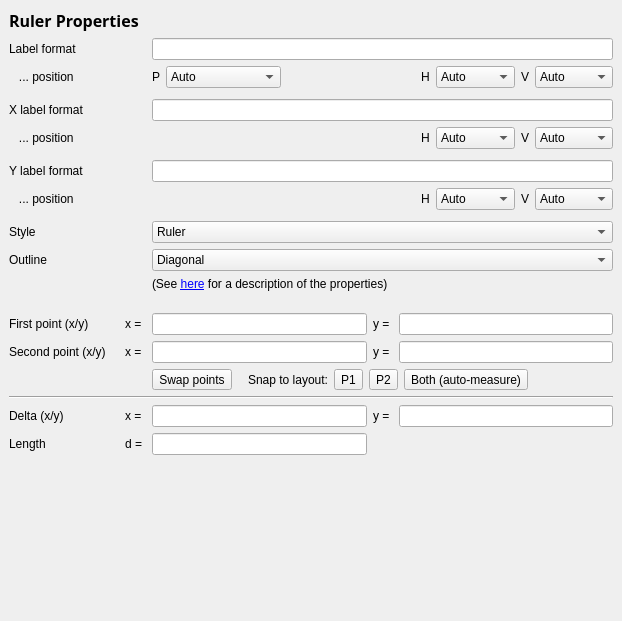
Above: src/ant/ant/RulerPropertiesPage.ui from KLayout/klayout before the change. Below: the same form after it.
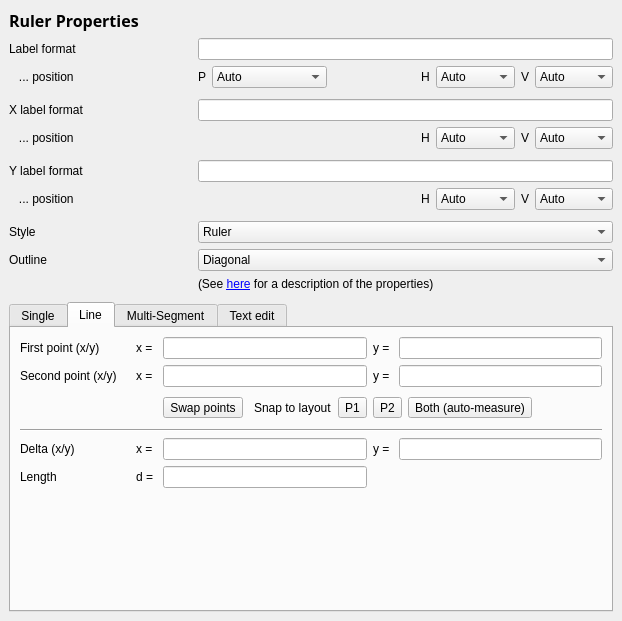
That is the form after the change.

Commit message: WIP: first steps towards multi-segment rulers

```diff
--- a/src/ant/ant/RulerPropertiesPage.ui
+++ b/src/ant/ant/RulerPropertiesPage.ui
@@ -13,10 +13,7 @@
   <property name="windowTitle">
    <string>Form</string>
   </property>
-  <layout class="QVBoxLayout">
-   <property name="spacing">
-    <number>6</number>
-   </property>
+  <layout class="QGridLayout" name="gridLayout_2">
    <property name="leftMargin">
     <number>9</number>
    </property>
@@ -29,7 +26,7 @@
    <property name="bottomMargin">
     <number>9</number>
    </property>
-   <item>
+   <item row="0" column="0">
     <widget class="QFrame" name="frame">
      <property name="frameShape">
       <enum>QFrame::NoFrame</enum>
@@ -53,13 +50,95 @@
       <property name="spacing">
        <number>6</number>
       </property>
-      <item row="15" column="0">
-       <widget class="QLabel" name="label_2">
+      <item row="4" column="0" colspan="2">
+       <widget class="QLabel" name="label_14">
         <property name="text">
-         <string>Second point (x/y)    </string>
+         <string>X label format</string>
         </property>
        </widget>
       </item>
+      <item row="3" column="0" colspan="4">
+       <spacer name="verticalSpacer">
+        <property name="orientation">
+         <enum>Qt::Vertical</enum>
+        </property>
+        <property name="sizeType">
+         <enum>QSizePolicy::Fixed</enum>
+        </property>
+        <property name="sizeHint" stdset="0">
+         <size>
+          <width>20</width>
+          <height>5</height>
+         </size>
+        </property>
+       </spacer>
+      </item>
+      <item row="1" column="2" colspan="2">
+       <widget class="QLineEdit" name="fmt_le"/>
+      </item>
+      <item row="4" column="2" colspan="2">
+       <widget class="QLineEdit" name="fmt_x_le"/>
+      </item>
+      <item row="1" column="0">
+       <widget class="QLabel" name="label_13">
+        <property name="text">
+         <string>Label format</string>
+        </property>
+       </widget>
+      </item>
+      <item row="7" column="0" colspan="2">
+       <widget class="QLabel" name="label_15">
+        <property name="text">
+         <string>Y label format</string>
+        </property>
+       </widget>
+      </item>
+      <item row="9" column="0" colspan="4">
+       <spacer name="verticalSpacer_3">
+        <property name="orientation">
+         <enum>Qt::Vertical</enum>
+        </property>
+        <property name="sizeType">
+         <enum>QSizePolicy::Fixed</enum>
+        </property>
+        <property name="sizeHint" stdset="0">
+         <size>
+          <width>20</width>
+          <height>5</height>
+         </size>
+        </property>
+       </spacer>
+      </item>
+      <item row="14" column="2" colspan="2">
+       <widget class="QFrame" name="frame_5">
+        <property name="minimumSize">
+         <size>
+          <width>0</width>
+          <height>0</height>
+         </size>
+        </property>
+        <property name="frameShape">
+         <enum>QFrame::NoFrame</enum>
+        </property>
+        <property name="frameShadow">
+         <enum>QFrame::Raised</enum>
+        </property>
+        <layout class="QHBoxLayout" name="horizontalLayout_4">
+         <property name="leftMargin">
+          <number>0</number>
+         </property>
+         <property name="topMargin">
+          <number>0</number>
+         </property>
+         <property name="rightMargin">
+          <number>0</number>
+         </property>
+         <property name="bottomMargin">
+          <number>0</number>
+         </property>
+        </layout>
+       </widget>
+      </item>
       <item row="10" column="0" colspan="2">
        <widget class="QLabel" name="label_16">
         <property name="text">
@@ -67,173 +146,31 @@
         </property>
        </widget>
       </item>
-      <item row="12" column="2" colspan="3">
-       <widget class="QLabel" name="help_label">
+      <item row="11" column="0" colspan="2">
+       <widget class="QLabel" name="label_17">
         <property name="text">
-         <string>&lt;html&gt;(See &lt;a href=&quot;int:/manual/ruler_properties.xml&quot;&gt;here&lt;/a&gt; for a description of the properties)&lt;/html&gt;</string>
+         <string>Outline</string>
         </property>
        </widget>
       </item>
-      <item row="5" column="0">
-       <widget class="QLabel" name="label_25">
-        <property name="text">
-         <string>   ... position</string>
-        </property>
-       </widget>
-      </item>
-      <item row="9" column="0" colspan="5">
-       <spacer name="verticalSpacer_3">
-        <property name="orientation">
-         <enum>Qt::Vertical</enum>
-        </property>
-        <property name="sizeHint" stdset="0">
-         <size>
-          <width>20</width>
-          <height>5</height>
-         </size>
-        </property>
-       </spacer>
-      </item>
-      <item row="7" column="2" colspan="3">
+      <item row="7" column="2" colspan="2">
        <widget class="QLineEdit" name="fmt_y_le"/>
       </item>
-      <item row="11" column="2" colspan="3">
-       <widget class="QComboBox" name="outline_cb">
-        <item>
-         <property name="text">
-          <string>Diagonal</string>
-         </property>
-        </item>
-        <item>
-         <property name="text">
-          <string>Horizonal and vertical (in this order)</string>
-         </property>
-        </item>
-        <item>
-         <property name="text">
-          <string>Diagonal plus horizonal and vertical (triangle)</string>
-         </property>
-        </item>
-        <item>
-         <property name="text">
-          <string>Vertical and horizonal (in this order)</string>
-         </property>
-        </item>
-        <item>
-         <property name="text">
-          <string>Diagonal plus vertical and horizontal (triangle)</string>
-         </property>
-        </item>
-        <item>
-         <property name="text">
-          <string>Box</string>
-         </property>
-        </item>
-        <item>
-         <property name="text">
-          <string>Ellipse</string>
-         </property>
-        </item>
-       </widget>
-      </item>
-      <item row="19" column="1">
-       <widget class="QLabel" name="label_11">
+      <item row="8" column="0">
+       <widget class="QLabel" name="label_26">
         <property name="text">
-         <string>d = </string>
+         <string>   ... position</string>
         </property>
        </widget>
       </item>
-      <item row="3" column="0" colspan="5">
-       <spacer name="verticalSpacer">
-        <property name="orientation">
-         <enum>Qt::Vertical</enum>
-        </property>
-        <property name="sizeHint" stdset="0">
-         <size>
-          <width>20</width>
-          <height>5</height>
-         </size>
-        </property>
-       </spacer>
-      </item>
-      <item row="13" column="0" colspan="5">
-       <spacer>
-        <property name="orientation">
-         <enum>Qt::Vertical</enum>
-        </property>
-        <property name="sizeType">
-         <enum>QSizePolicy::Fixed</enum>
-        </property>
-        <property name="sizeHint" stdset="0">
-         <size>
-          <width>456</width>
-          <height>16</height>
-         </size>
-        </property>
-       </spacer>
-      </item>
-      <item row="10" column="2" colspan="3">
-       <widget class="QComboBox" name="style_cb">
-        <item>
-         <property name="text">
-          <string>Ruler</string>
-         </property>
-        </item>
-        <item>
-         <property name="text">
-          <string>Arrow at end</string>
-         </property>
-        </item>
-        <item>
-         <property name="text">
-          <string>Arrow at start</string>
-         </property>
-        </item>
-        <item>
-         <property name="text">
-          <string>Arrow at both ends</string>
-         </property>
-        </item>
-        <item>
-         <property name="text">
-          <string>Plain line</string>
-         </property>
-        </item>
-        <item>
-         <property name="text">
-          <string>Cross at end</string>
-         </property>
-        </item>
-        <item>
-         <property name="text">
-          <string>Cross at start</string>
-         </property>
-        </item>
-        <item>
-         <property name="text">
-          <string>Cross at both ends</string>
-         </property>
-        </item>
-       </widget>
-      </item>
-      <item row="14" column="4">
-       <widget class="QLineEdit" name="y1">
-        <property name="sizePolicy">
-         <sizepolicy hsizetype="Expanding" vsizetype="Fixed">
-          <horstretch>1</horstretch>
-          <verstretch>0</verstretch>
-         </sizepolicy>
-        </property>
-       </widget>
-      </item>
-      <item row="18" column="0">
-       <widget class="QLabel" name="label_3">
+      <item row="2" column="0">
+       <widget class="QLabel" name="label_18">
         <property name="text">
-         <string>Delta (x/y)</string>
+         <string>   ... position</string>
         </property>
        </widget>
       </item>
-      <item row="2" column="2" colspan="3">
+      <item row="2" column="2" colspan="2">
        <widget class="QFrame" name="frame_2">
         <property name="frameShape">
          <enum>QFrame::NoFrame</enum>
@@ -378,42 +315,176 @@
         </layout>
        </widget>
       </item>
-      <item row="17" column="0" colspan="5">
-       <widget class="Line" name="line">
-        <property name="orientation">
-         <enum>Qt::Horizontal</enum>
-        </property>
+      <item row="11" column="2" colspan="2">
+       <widget class="QComboBox" name="outline_cb">
+        <item>
+         <property name="text">
+          <string>Diagonal</string>
+         </property>
+        </item>
+        <item>
+         <property name="text">
+          <string>Horizonal and vertical (in this order)</string>
+         </property>
+        </item>
+        <item>
+         <property name="text">
+          <string>Diagonal plus horizonal and vertical (triangle)</string>
+         </property>
+        </item>
+        <item>
+         <property name="text">
+          <string>Vertical and horizonal (in this order)</string>
+         </property>
+        </item>
+        <item>
+         <property name="text">
+          <string>Diagonal plus vertical and horizontal (triangle)</string>
+         </property>
+        </item>
+        <item>
+         <property name="text">
+          <string>Box</string>
+         </property>
+        </item>
+        <item>
+         <property name="text">
+          <string>Ellipse</string>
+         </property>
+        </item>
        </widget>
       </item>
-      <item row="14" column="1">
-       <widget class="QLabel" name="label_5">
-        <property name="text">
-         <string>x = </string>
-        </property>
+      <item row="10" column="2" colspan="2">
+       <widget class="QComboBox" name="style_cb">
+        <item>
+         <property name="text">
+          <string>Ruler</string>
+         </property>
+        </item>
+        <item>
+         <property name="text">
+          <string>Arrow at end</string>
+         </property>
+        </item>
+        <item>
+         <property name="text">
+          <string>Arrow at start</string>
+         </property>
+        </item>
+        <item>
+         <property name="text">
+          <string>Arrow at both ends</string>
+         </property>
+        </item>
+        <item>
+         <property name="text">
+          <string>Plain line</string>
+         </property>
+        </item>
+        <item>
+         <property name="text">
+          <string>Cross at end</string>
+         </property>
+        </item>
+        <item>
+         <property name="text">
+          <string>Cross at start</string>
+         </property>
+        </item>
+        <item>
+         <property name="text">
+          <string>Cross at both ends</string>
+         </property>
+        </item>
        </widget>
       </item>
-      <item row="1" column="0">
-       <widget class="QLabel" name="label_13">
+      <item row="12" column="2" colspan="2">
+       <widget class="QLabel" name="help_label">
         <property name="text">
-         <string>Label format</string>
+         <string>&lt;html&gt;(See &lt;a href=&quot;int:/manual/ruler_properties.xml&quot;&gt;here&lt;/a&gt; for a description of the properties)&lt;/html&gt;</string>
         </property>
        </widget>
       </item>
-      <item row="19" column="0">
-       <widget class="QLabel" name="label_4">
+      <item row="0" column="0" colspan="4">
+       <widget class="QLabel" name="label_12">
+        <property name="sizePolicy">
+         <sizepolicy hsizetype="Preferred" vsizetype="Fixed">
+          <horstretch>0</horstretch>
+          <verstretch>0</verstretch>
+         </sizepolicy>
+        </property>
+        <property name="font">
+         <font>
+          <family>Sans Serif</family>
+          <pointsize>12</pointsize>
+          <italic>false</italic>
+          <bold>true</bold>
+          <underline>false</underline>
+          <strikeout>false</strikeout>
+         </font>
+        </property>
         <property name="text">
-         <string>Length</string>
+         <string>Ruler Properties</string>
         </property>
        </widget>
       </item>
-      <item row="11" column="0" colspan="2">
-       <widget class="QLabel" name="label_17">
-        <property name="text">
-         <string>Outline</string>
+      <item row="13" column="0" colspan="4">
+       <spacer name="verticalSpacer_4">
+        <property name="orientation">
+         <enum>Qt::Vertical</enum>
         </property>
+        <property name="sizeType">
+         <enum>QSizePolicy::Fixed</enum>
+        </property>
+        <property name="sizeHint" stdset="0">
+         <size>
+          <width>20</width>
+          <height>5</height>
+         </size>
+        </property>
+       </spacer>
+      </item>
+      <item row="6" column="0" colspan="4">
+       <spacer name="verticalSpacer_2">
+        <property name="orientation">
+         <enum>Qt::Vertical</enum>
+        </property>
+        <property name="sizeType">
+         <enum>QSizePolicy::Fixed</enum>
+        </property>
+        <property name="sizeHint" stdset="0">
+         <size>
+          <width>20</width>
+          <height>5</height>
+         </size>
+        </property>
+       </spacer>
+      </item>
+      <item row="16" column="2" colspan="2">
+       <widget class="QFrame" name="frame_7">
+        <property name="frameShape">
+         <enum>QFrame::NoFrame</enum>
+        </property>
+        <property name="frameShadow">
+         <enum>QFrame::Raised</enum>
+        </property>
+        <layout class="QHBoxLayout" name="horizontalLayout_3">
+         <property name="leftMargin">
+          <number>0</number>
+         </property>
+         <property name="topMargin">
+          <number>0</number>
+         </property>
+         <property name="rightMargin">
+          <number>0</number>
+         </property>
+         <property name="bottomMargin">
+          <number>0</number>
+         </property>
+        </layout>
        </widget>
       </item>
-      <item row="5" column="2" colspan="3">
+      <item row="5" column="2" colspan="2">
        <widget class="QFrame" name="frame_3">
         <property name="frameShape">
          <enum>QFrame::NoFrame</enum>
@@ -524,210 +595,7 @@
         </layout>
        </widget>
       </item>
-      <item row="18" column="2">
-       <widget class="QLineEdit" name="dx">
-        <property name="sizePolicy">
-         <sizepolicy hsizetype="Expanding" vsizetype="Fixed">
-          <horstretch>1</horstretch>
-          <verstretch>0</verstretch>
-         </sizepolicy>
-        </property>
-        <property name="readOnly">
-         <bool>true</bool>
-        </property>
-       </widget>
-      </item>
-      <item row="19" column="2">
-       <widget class="QLineEdit" name="dd">
-        <property name="sizePolicy">
-         <sizepolicy hsizetype="Expanding" vsizetype="Fixed">
-          <horstretch>1</horstretch>
-          <verstretch>0</verstretch>
-         </sizepolicy>
-        </property>
-        <property name="readOnly">
-         <bool>true</bool>
-        </property>
-       </widget>
-      </item>
-      <item row="14" column="0">
-       <widget class="QLabel" name="label">
-        <property name="text">
-         <string>First point (x/y)</string>
-        </property>
-       </widget>
-      </item>
-      <item row="15" column="2">
-       <widget class="QLineEdit" name="x2">
-        <property name="sizePolicy">
-         <sizepolicy hsizetype="Expanding" vsizetype="Fixed">
-          <horstretch>1</horstretch>
-          <verstretch>0</verstretch>
-         </sizepolicy>
-        </property>
-       </widget>
-      </item>
-      <item row="18" column="3">
-       <widget class="QLabel" name="label_10">
-        <property name="text">
-         <string>y = </string>
-        </property>
-       </widget>
-      </item>
-      <item row="16" column="2" colspan="3">
-       <widget class="QFrame" name="frame_7">
-        <property name="frameShape">
-         <enum>QFrame::NoFrame</enum>
-        </property>
-        <property name="frameShadow">
-         <enum>QFrame::Raised</enum>
-        </property>
-        <layout class="QHBoxLayout" name="horizontalLayout_3">
-         <property name="leftMargin">
-          <number>0</number>
-         </property>
-         <property name="topMargin">
-          <number>0</number>
-         </property>
-         <property name="rightMargin">
-          <number>0</number>
-         </property>
-         <property name="bottomMargin">
-          <number>0</number>
-         </property>
-         <item>
-          <widget class="QToolButton" name="swap_points">
-           <property name="text">
-            <string>Swap points</string>
-           </property>
-          </widget>
-         </item>
-         <item>
-          <spacer name="horizontalSpacer_9">
-           <property name="orientation">
-            <enum>Qt::Horizontal</enum>
-           </property>
-           <property name="sizeType">
-            <enum>QSizePolicy::Fixed</enum>
-           </property>
-           <property name="sizeHint" stdset="0">
-            <size>
-             <width>10</width>
-             <height>20</height>
-            </size>
-           </property>
-          </spacer>
-         </item>
-         <item>
-          <widget class="QLabel" name="label_24">
-           <property name="text">
-            <string>Snap to layout:</string>
-           </property>
-          </widget>
-         </item>
-         <item>
-          <widget class="QToolButton" name="p1_to_layout">
-           <property name="text">
-            <string>P1</string>
-           </property>
-           <property name="autoRaise">
-            <bool>false</bool>
-           </property>
-          </widget>
-         </item>
-         <item>
-          <widget class="QToolButton" name="p2_to_layout">
-           <property name="text">
-            <string>P2</string>
-           </property>
-           <property name="autoRaise">
-            <bool>false</bool>
-           </property>
-          </widget>
-         </item>
-         <item>
-          <widget class="QToolButton" name="both_to_layout">
-           <property name="text">
-            <string>Both (auto-measure)</string>
-           </property>
-           <property name="autoRaise">
-            <bool>false</bool>
-           </property>
-          </widget>
-         </item>
-         <item>
-          <spacer name="horizontalSpacer_4">
-           <property name="orientation">
-            <enum>Qt::Horizontal</enum>
-           </property>
-           <property name="sizeHint" stdset="0">
-            <size>
-             <width>40</width>
-             <height>20</height>
-            </size>
-           </property>
-          </spacer>
-         </item>
-        </layout>
-       </widget>
-      </item>
-      <item row="6" column="0" colspan="5">
-       <spacer name="verticalSpacer_2">
-        <property name="orientation">
-         <enum>Qt::Vertical</enum>
-        </property>
-        <property name="sizeHint" stdset="0">
-         <size>
-          <width>20</width>
-          <height>5</height>
-         </size>
-        </property>
-       </spacer>
-      </item>
-      <item row="14" column="3">
-       <widget class="QLabel" name="label_7">
-        <property name="text">
-         <string>y = </string>
-        </property>
-       </widget>
-      </item>
-      <item row="4" column="2" colspan="3">
-       <widget class="QLineEdit" name="fmt_x_le"/>
-      </item>
-      <item row="18" column="4">
-       <widget class="QLineEdit" name="dy">
-        <property name="sizePolicy">
-         <sizepolicy hsizetype="Expanding" vsizetype="Fixed">
-          <horstretch>1</horstretch>
-          <verstretch>0</verstretch>
-         </sizepolicy>
-        </property>
-        <property name="readOnly">
-         <bool>true</bool>
-        </property>
-       </widget>
-      </item>
-      <item row="15" column="4">
-       <widget class="QLineEdit" name="y2">
-        <property name="sizePolicy">
-         <sizepolicy hsizetype="Expanding" vsizetype="Fixed">
-          <horstretch>1</horstretch>
-          <verstretch>0</verstretch>
-         </sizepolicy>
-        </property>
-       </widget>
-      </item>
-      <item row="2" column="0">
-       <widget class="QLabel" name="label_18">
-        <property name="text">
-         <string>   ... position</string>
-        </property>
-       </widget>
-      </item>
-      <item row="1" column="2" colspan="3">
-       <widget class="QLineEdit" name="fmt_le"/>
-      </item>
-      <item row="8" column="2" colspan="3">
+      <item row="8" column="2" colspan="2">
        <widget class="QFrame" name="frame_4">
         <property name="frameShape">
          <enum>QFrame::NoFrame</enum>
@@ -838,98 +706,429 @@
         </layout>
        </widget>
       </item>
-      <item row="8" column="0">
-       <widget class="QLabel" name="label_26">
+      <item row="5" column="0">
+       <widget class="QLabel" name="label_25">
         <property name="text">
          <string>   ... position</string>
         </property>
        </widget>
       </item>
-      <item row="18" column="1">
-       <widget class="QLabel" name="label_9">
-        <property name="text">
-         <string>x = </string>
-        </property>
-       </widget>
-      </item>
-      <item row="14" column="2">
-       <widget class="QLineEdit" name="x1">
+      <item row="14" column="0" rowspan="3" colspan="4">
+       <widget class="QTabWidget" name="segments_tab">
         <property name="sizePolicy">
-         <sizepolicy hsizetype="Expanding" vsizetype="Fixed">
-          <horstretch>1</horstretch>
-          <verstretch>0</verstretch>
-         </sizepolicy>
-        </property>
-       </widget>
-      </item>
-      <item row="7" column="0" colspan="2">
-       <widget class="QLabel" name="label_15">
-        <property name="text">
-         <string>Y label format</string>
-        </property>
-       </widget>
-      </item>
-      <item row="4" column="0" colspan="2">
-       <widget class="QLabel" name="label_14">
-        <property name="text">
-         <string>X label format</string>
-        </property>
-       </widget>
-      </item>
-      <item row="15" column="3">
-       <widget class="QLabel" name="label_8">
-        <property name="text">
-         <string>y = </string>
-        </property>
-       </widget>
-      </item>
-      <item row="15" column="1">
-       <widget class="QLabel" name="label_6">
-        <property name="text">
-         <string>x = </string>
-        </property>
-       </widget>
-      </item>
-      <item row="0" column="0" colspan="5">
-       <widget class="QLabel" name="label_12">
-        <property name="sizePolicy">
-         <sizepolicy hsizetype="Preferred" vsizetype="Fixed">
+         <sizepolicy hsizetype="Expanding" vsizetype="Expanding">
           <horstretch>0</horstretch>
-          <verstretch>0</verstretch>
+          <verstretch>1</verstretch>
          </sizepolicy>
         </property>
-        <property name="font">
-         <font>
-          <family>Sans Serif</family>
-          <pointsize>12</pointsize>
-          <weight>75</weight>
-          <italic>false</italic>
-          <bold>true</bold>
-          <underline>false</underline>
-          <strikeout>false</strikeout>
-         </font>
+        <property name="minimumSize">
+         <size>
+          <width>0</width>
+          <height>100</height>
+         </size>
         </property>
-        <property name="text">
-         <string>Ruler Properties</string>
+        <property name="currentIndex">
+         <number>1</number>
         </property>
+        <widget class="QWidget" name="tab_3">
+         <attribute name="title">
+          <string>Single</string>
+         </attribute>
+         <layout class="QGridLayout" name="gridLayout_4">
+          <item row="0" column="0">
+           <widget class="QLabel" name="label_31">
+            <property name="text">
+             <string>First point (x/y)</string>
+            </property>
+           </widget>
+          </item>
+          <item row="0" column="1">
+           <widget class="QLabel" name="label_30">
+            <property name="text">
+             <string>x = </string>
+            </property>
+           </widget>
+          </item>
+          <item row="0" column="2">
+           <widget class="QLineEdit" name="x0">
+            <property name="sizePolicy">
+             <sizepolicy hsizetype="Expanding" vsizetype="Fixed">
+              <horstretch>1</horstretch>
+              <verstretch>0</verstretch>
+             </sizepolicy>
+            </property>
+           </widget>
+          </item>
+          <item row="0" column="3">
+           <widget class="QLabel" name="label_29">
+            <property name="text">
+             <string>y = </string>
+            </property>
+           </widget>
+          </item>
+          <item row="0" column="4">
+           <widget class="QLineEdit" name="y0">
+            <property name="sizePolicy">
+             <sizepolicy hsizetype="Expanding" vsizetype="Fixed">
+              <horstretch>1</horstretch>
+              <verstretch>0</verstretch>
+             </sizepolicy>
+            </property>
+           </widget>
+          </item>
+          <item row="1" column="0" colspan="5">
+           <spacer name="verticalSpacer_5">
+            <property name="orientation">
+             <enum>Qt::Vertical</enum>
+            </property>
+            <property name="sizeHint" stdset="0">
+             <size>
+              <width>558</width>
+              <height>157</height>
+             </size>
+            </property>
+           </spacer>
+          </item>
+         </layout>
+        </widget>
+        <widget class="QWidget" name="tab">
+         <attribute name="title">
+          <string>Line</string>
+         </attribute>
+         <layout class="QGridLayout" name="gridLayout_3">
+          <item row="0" column="3">
+           <widget class="QLabel" name="label_7">
+            <property name="text">
+             <string>y = </string>
+            </property>
+           </widget>
+          </item>
+          <item row="0" column="0">
+           <widget class="QLabel" name="label">
+            <property name="text">
+             <string>First point (x/y)</string>
+            </property>
+           </widget>
+          </item>
+          <item row="5" column="1">
+           <widget class="QLabel" name="label_11">
+            <property name="text">
+             <string>d = </string>
+            </property>
+           </widget>
+          </item>
+          <item row="1" column="3">
+           <widget class="QLabel" name="label_8">
+            <property name="text">
+             <string>y = </string>
+            </property>
+           </widget>
+          </item>
+          <item row="4" column="3">
+           <widget class="QLabel" name="label_10">
+            <property name="text">
+             <string>y = </string>
+            </property>
+           </widget>
+          </item>
+          <item row="4" column="2">
+           <widget class="QLineEdit" name="dx">
+            <property name="sizePolicy">
+             <sizepolicy hsizetype="Expanding" vsizetype="Fixed">
+              <horstretch>1</horstretch>
+              <verstretch>0</verstretch>
+             </sizepolicy>
+            </property>
+            <property name="readOnly">
+             <bool>true</bool>
+            </property>
+           </widget>
+          </item>
+          <item row="5" column="0">
+           <widget class="QLabel" name="label_4">
+            <property name="text">
+             <string>Length</string>
+            </property>
+           </widget>
+          </item>
+          <item row="4" column="1">
+           <widget class="QLabel" name="label_9">
+            <property name="text">
+             <string>x = </string>
+            </property>
+           </widget>
+          </item>
+          <item row="4" column="0">
+           <widget class="QLabel" name="label_3">
+            <property name="text">
+             <string>Delta (x/y)</string>
+            </property>
+           </widget>
+          </item>
+          <item row="0" column="2">
+           <widget class="QLineEdit" name="x1">
+            <property name="sizePolicy">
+             <sizepolicy hsizetype="Expanding" vsizetype="Fixed">
+              <horstretch>1</horstretch>
+              <verstretch>0</verstretch>
+             </sizepolicy>
+            </property>
+           </widget>
+          </item>
+          <item row="0" column="4">
+           <widget class="QLineEdit" name="y1">
+            <property name="sizePolicy">
+             <sizepolicy hsizetype="Expanding" vsizetype="Fixed">
+              <horstretch>1</horstretch>
+              <verstretch>0</verstretch>
+             </sizepolicy>
+            </property>
+           </widget>
+          </item>
+          <item row="1" column="4">
+           <widget class="QLineEdit" name="y2">
+            <property name="sizePolicy">
+             <sizepolicy hsizetype="Expanding" vsizetype="Fixed">
+              <horstretch>1</horstretch>
+              <verstretch>0</verstretch>
+             </sizepolicy>
+            </property>
+           </widget>
+          </item>
+          <item row="1" column="0">
+           <widget class="QLabel" name="label_2">
+            <property name="text">
+             <string>Second point (x/y)    </string>
+            </property>
+           </widget>
+          </item>
+          <item row="1" column="2">
+           <widget class="QLineEdit" name="x2">
+            <property name="sizePolicy">
+             <sizepolicy hsizetype="Expanding" vsizetype="Fixed">
+              <horstretch>1</horstretch>
+              <verstretch>0</verstretch>
+             </sizepolicy>
+            </property>
+           </widget>
+          </item>
+          <item row="1" column="1">
+           <widget class="QLabel" name="label_6">
+            <property name="text">
+             <string>x = </string>
+            </property>
+           </widget>
+          </item>
+          <item row="5" column="2">
+           <widget class="QLineEdit" name="dd">
+            <property name="sizePolicy">
+             <sizepolicy hsizetype="Expanding" vsizetype="Fixed">
+              <horstretch>1</horstretch>
+              <verstretch>0</verstretch>
+             </sizepolicy>
+            </property>
+            <property name="readOnly">
+             <bool>true</bool>
+            </property>
+           </widget>
+          </item>
+          <item row="3" column="0" colspan="5">
+           <widget class="Line" name="line">
+            <property name="minimumSize">
+             <size>
+              <width>0</width>
+              <height>0</height>
+             </size>
+            </property>
+            <property name="orientation">
+             <enum>Qt::Horizontal</enum>
+            </property>
+           </widget>
+          </item>
+          <item row="0" column="1">
+           <widget class="QLabel" name="label_5">
+            <property name="text">
+             <string>x = </string>
+            </property>
+           </widget>
+          </item>
+          <item row="4" column="4">
+           <widget class="QLineEdit" name="dy">
+            <property name="sizePolicy">
+             <sizepolicy hsizetype="Expanding" vsizetype="Fixed">
+              <horstretch>1</horstretch>
+              <verstretch>0</verstretch>
+             </sizepolicy>
+            </property>
+            <property name="readOnly">
+             <bool>true</bool>
+            </property>
+           </widget>
+          </item>
+          <item row="6" column="0" colspan="5">
+           <spacer name="verticalSpacer_6">
+            <property name="orientation">
+             <enum>Qt::Vertical</enum>
+            </property>
+            <property name="sizeHint" stdset="0">
+             <size>
+              <width>20</width>
+              <height>40</height>
+             </size>
+            </property>
+           </spacer>
+          </item>
+          <item row="2" column="2" colspan="3">
+           <widget class="QFrame" name="frame_6">
+            <property name="minimumSize">
+             <size>
+              <width>0</width>
+              <height>30</height>
+             </size>
+            </property>
+            <property name="frameShape">
+             <enum>QFrame::NoFrame</enum>
+            </property>
+            <property name="frameShadow">
+             <enum>QFrame::Raised</enum>
+            </property>
+            <layout class="QHBoxLayout" name="horizontalLayout_5">
+             <property name="leftMargin">
+              <number>0</number>
+             </property>
+             <property name="topMargin">
+              <number>0</number>
+             </property>
+             <property name="rightMargin">
+              <number>0</number>
+             </property>
+             <property name="bottomMargin">
+              <number>0</number>
+             </property>
+             <item>
+              <widget class="QToolButton" name="swap_points">
+               <property name="text">
+                <string>Swap points</string>
+               </property>
+              </widget>
+             </item>
+             <item>
+              <spacer name="horizontalSpacer_5">
+               <property name="orientation">
+                <enum>Qt::Horizontal</enum>
+               </property>
+               <property name="sizeType">
+                <enum>QSizePolicy::Fixed</enum>
+               </property>
+               <property name="sizeHint" stdset="0">
+                <size>
+                 <width>5</width>
+                 <height>20</height>
+                </size>
+               </property>
+              </spacer>
+             </item>
+             <item>
+              <widget class="QLabel" name="label_24">
+               <property name="text">
+                <string>Snap to layout</string>
+               </property>
+              </widget>
+             </item>
+             <item>
+              <widget class="QToolButton" name="p1_to_layout">
+               <property name="text">
+                <string>P1</string>
+               </property>
+               <property name="autoRaise">
+                <bool>false</bool>
+               </property>
+              </widget>
+             </item>
+             <item>
+              <widget class="QToolButton" name="p2_to_layout">
+               <property name="text">
+                <string>P2</string>
+               </property>
+               <property name="autoRaise">
+                <bool>false</bool>
+               </property>
+              </widget>
+             </item>
+             <item>
+              <widget class="QToolButton" name="both_to_layout">
+               <property name="text">
+                <string>Both (auto-measure)</string>
+               </property>
+               <property name="autoRaise">
+                <bool>false</bool>
+               </property>
+              </widget>
+             </item>
+             <item>
+              <spacer name="horizontalSpacer_4">
+               <property name="orientation">
+                <enum>Qt::Horizontal</enum>
+               </property>
+               <property name="sizeHint" stdset="0">
+                <size>
+                 <width>40</width>
+                 <height>20</height>
+                </size>
+               </property>
+              </spacer>
+             </item>
+            </layout>
+           </widget>
+          </item>
+         </layout>
+        </widget>
+        <widget class="QWidget" name="tab_2">
+         <attribute name="title">
+          <string>Multi-Segment</string>
+         </attribute>
+         <layout class="QVBoxLayout" name="verticalLayout">
+          <item>
+           <widget class="QTreeWidget" name="point_list">
+            <property name="rootIsDecorated">
+             <bool>false</bool>
+            </property>
+            <property name="allColumnsShowFocus">
+             <bool>true</bool>
+            </property>
+            <column>
+             <property name="text">
+              <string>x</string>
+             </property>
+            </column>
+            <column>
+             <property name="text">
+              <string>y</string>
+             </property>
+            </column>
+           </widget>
+          </item>
+         </layout>
+        </widget>
+        <widget class="QWidget" name="tab_4">
+         <attribute name="title">
+          <string>Text edit</string>
+         </attribute>
+         <layout class="QVBoxLayout" name="verticalLayout_2">
+          <item>
+           <widget class="QTextEdit" name="points_edit">
+            <property name="acceptRichText">
+             <bool>false</bool>
+            </property>
+           </widget>
+          </item>
+         </layout>
+        </widget>
        </widget>
       </item>
      </layout>
     </widget>
    </item>
-   <item>
-    <spacer>
-     <property name="orientation">
-      <enum>Qt::Vertical</enum>
-     </property>
-     <property name="sizeHint" stdset="0">
-      <size>
-       <width>20</width>
-       <height>0</height>
-      </size>
-     </property>
-    </spacer>
-   </item>
   </layout>
  </widget>
  <tabstops>
```
Left out of the diff: 7 changed lines with no effect on the pictures. The commit also changes 6 other files.
